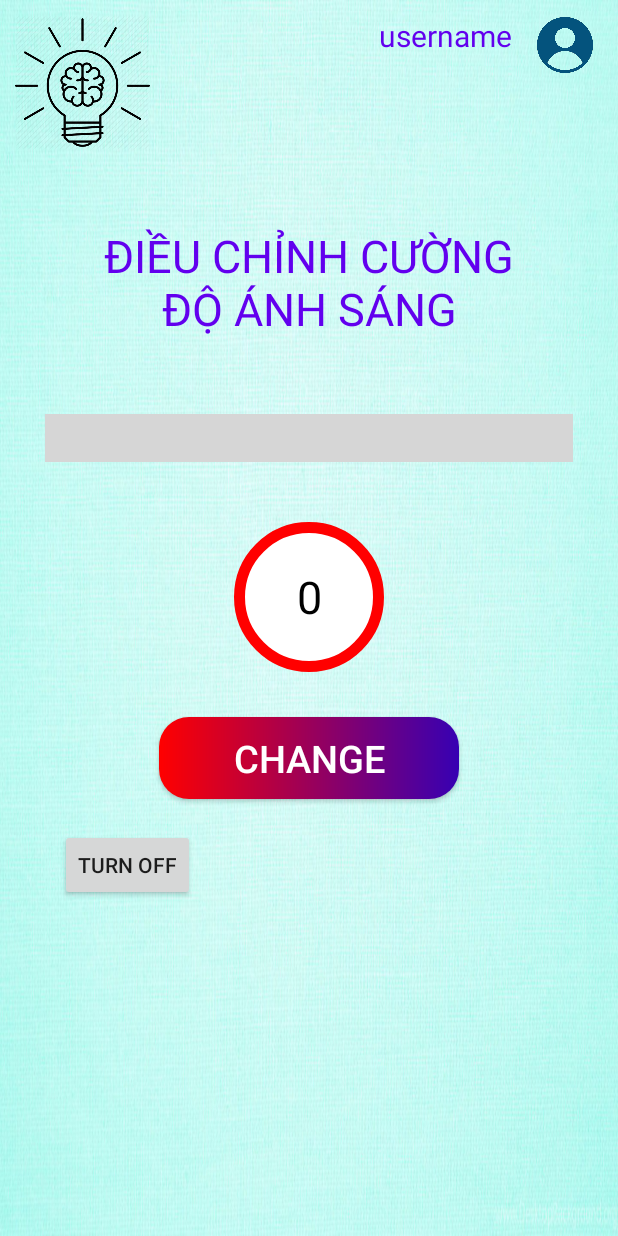
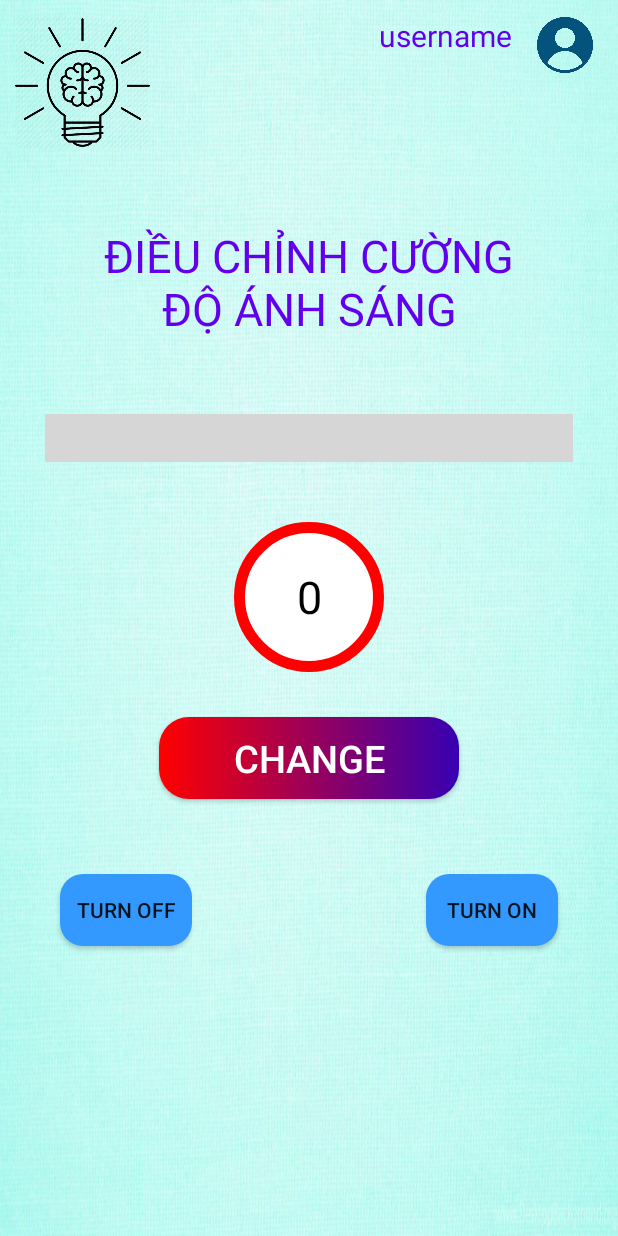
Before and after one commit to TienPhat1/IoT, an Android app: the layout activity_controll_light.xml on its own in the app's theme, with its tools: preview values and no code run, on a phone screen of 412 x 824 dp. Run offline under Robolectric (Android 15) with nearby library versions, the phone set to English and light mode, and no system bars; plain views replace BubbleSeekBar; grey boxes are pictures that could not be loaded.

Commit message:
Update subscibe and pushlis

```diff
--- a/app/src/main/java/com/example/iot/MainActivity.java
+++ b/app/src/main/java/com/example/iot/MainActivity.java
@@ -12,7 +12,7 @@ public class MainActivity extends AppCompatActivity {
         super.onCreate(savedInstanceState);
         setContentView(R.layout.activity_main);
 
-        Intent intent = new Intent(MainActivity.this,LightIntensityActivity.class);
+        Intent intent = new Intent(MainActivity.this,ControllLightActivity.class);
         startActivity(intent);
 
     }
--- /dev/null
+++ b/app/src/main/res/drawable/buttondesign.xml
@@ -0,0 +1,5 @@
+<?xml version="1.0" encoding="utf-8"?>
+<shape xmlns:android="http://schemas.android.com/apk/res/android">
+    <solid android:color="@color/colorBlue" />
+    <corners android:radius="15dp"/>
+</shape>
--- a/app/src/main/res/layout/activity_controll_light.xml
+++ b/app/src/main/res/layout/activity_controll_light.xml
@@ -99,8 +99,20 @@
         android:layout_height="wrap_content"
         android:text="Turn off"
         android:layout_below="@+id/btn_change_light"
-        android:layout_marginTop="20dp"
-        android:layout_marginLeft="40dp"/>
+        android:layout_marginTop="50dp"
+        android:layout_marginLeft="40dp"
+        android:background="@drawable/buttondesign"/>
+    <Button
+        android:id="@+id/btn_turn_on_light"
+        android:layout_width="wrap_content"
+        android:layout_height="wrap_content"
+        android:text="Turn on"
+        android:layout_alignParentRight="true"
+        android:layout_marginRight="40dp"
+        android:layout_below="@+id/btn_change_light"
+        android:layout_marginTop="50dp"
+        android:layout_marginLeft="40dp"
+        android:background="@drawable/buttondesign"/>
 
 
 </RelativeLayout>
--- a/app/src/main/res/values/colors.xml
+++ b/app/src/main/res/values/colors.xml
@@ -7,4 +7,5 @@
     <color name="colorWhite">#ffffff</color>
     <color name="colorYellow">#ffcc00</color>
     <color name="colorBlack">#000000</color>
+    <color name="colorBlue">#3399ff</color>
 </resources>
```
Also changed, not shown: app/src/main/java/com/example/iot/ControllLightActivity.java (+95 -0 lines), app/src/main/java/com/example/iot/LightIntensityActivity.java (+22 -9 lines).
